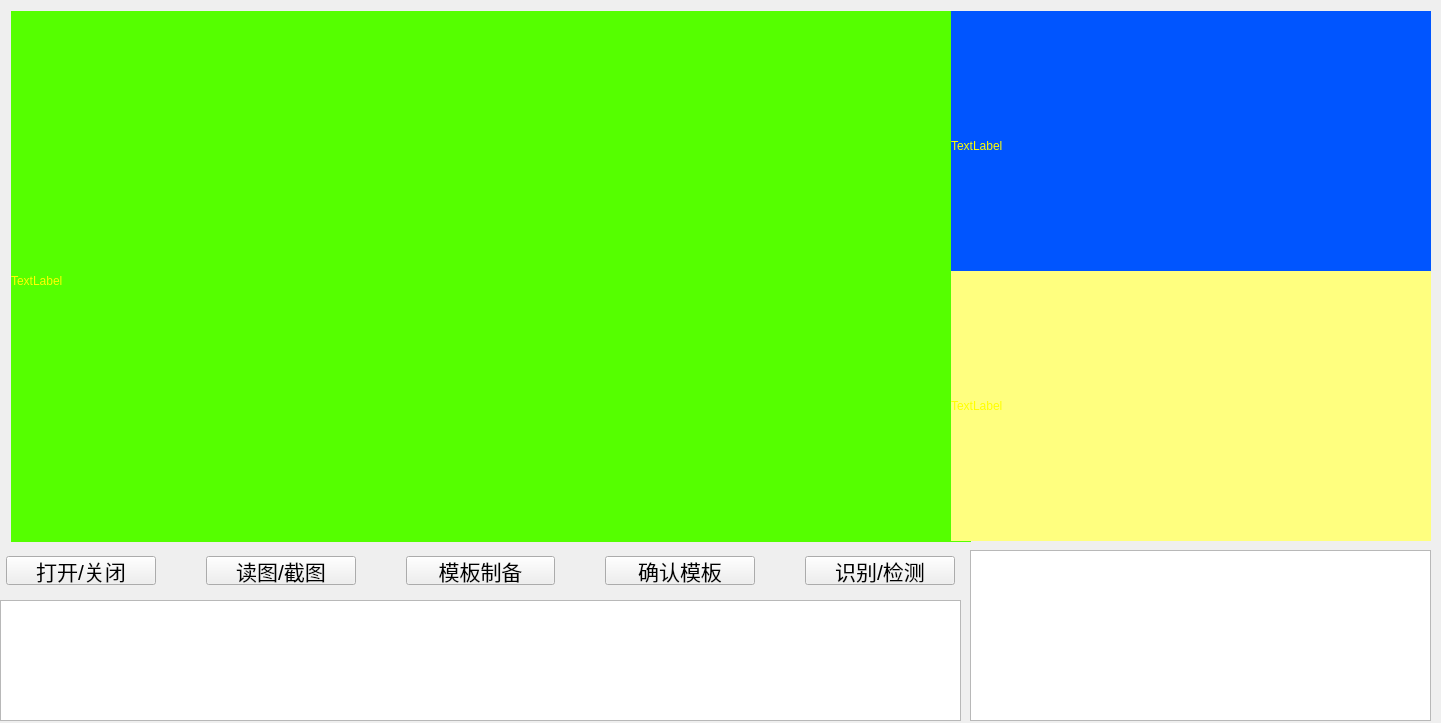
qianrenzhan/QTCTD, file mainwindow.ui: the form before one commit.
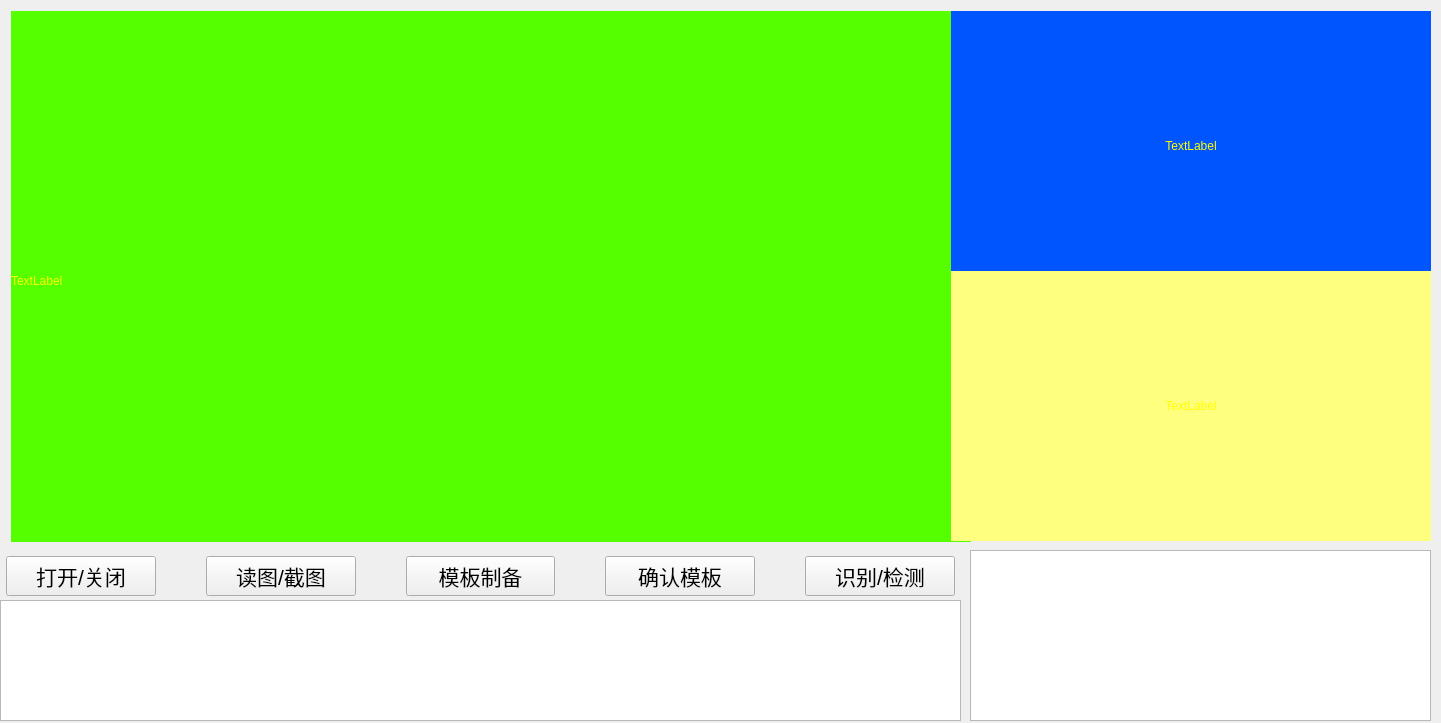
The form after the commit.

Diff of the .ui file:
```diff
--- a/mainwindow.ui
+++ b/mainwindow.ui
@@ -93,6 +93,9 @@
        <property name="text">
         <string>TextLabel</string>
        </property>
+       <property name="alignment">
+        <set>Qt::AlignCenter</set>
+       </property>
       </widget>
      </item>
      <item row="1" column="1">
@@ -122,6 +125,9 @@
        <property name="text">
         <string>TextLabel</string>
        </property>
+       <property name="alignment">
+        <set>Qt::AlignCenter</set>
+       </property>
       </widget>
      </item>
     </layout>
@@ -132,7 +138,7 @@
       <x>0</x>
       <y>550</y>
       <width>961</width>
-      <height>41</height>
+      <height>52</height>
      </rect>
     </property>
     <layout class="QGridLayout" name="gridLayout_2">
```
